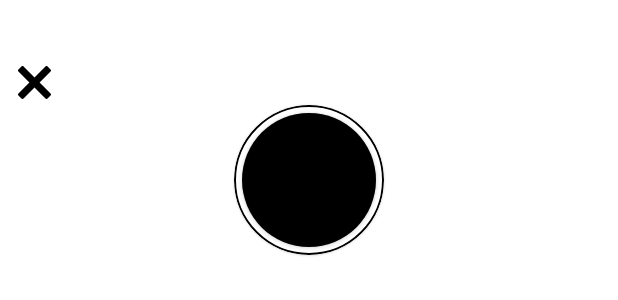
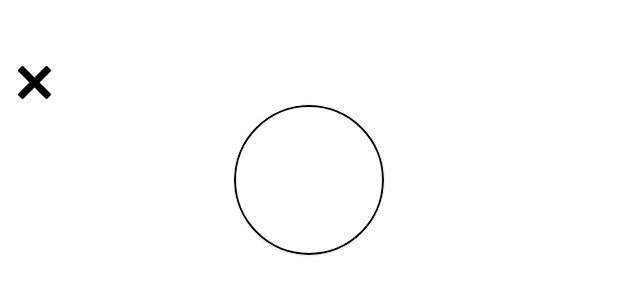
Before and after one commit to InderPanesar/NBA-Android-Application, an Android app: the layout nav_header.xml on its own in the app's theme, with its tools: preview values and no code run, on a phone screen of 412 x 824 dp. Shown: the top 300 px of the screen. Run offline under Robolectric (Android 15) with nearby library versions, the phone set to English and light mode, and no system bars.

Commit message:
Correct UI errors

```diff
--- a/app/src/main/java/com/aston/basketballapp/pages/home/stadiums/StadiumRepo.java
+++ b/app/src/main/java/com/aston/basketballapp/pages/home/stadiums/StadiumRepo.java
@@ -155,7 +155,7 @@ public class StadiumRepo {
 
         info.add(new StadiumInformation(
                 "clippers",
-                "STAPLES Center",
+                "Crypto.com Arena",
                 "20,000",
                 "https://www.nba.com/clippers/tickets",
                 "https://upload.wikimedia.org/wikipedia/commons/2/24/Staples_Center_2012.jpg",
@@ -166,7 +166,7 @@ public class StadiumRepo {
 
         info.add(new StadiumInformation(
                 "lakers",
-                "STAPLES Center",
+                "Crypto.com Arena",
                 "20,000",
                 "https://www.nba.com/lakers/tickets",
                 "https://upload.wikimedia.org/wikipedia/commons/2/24/Staples_Center_2012.jpg",
--- a/app/src/main/res/layout/fragment_landing_page.xml
+++ b/app/src/main/res/layout/fragment_landing_page.xml
@@ -20,7 +20,7 @@
             android:layout_width="wrap_content"
             android:layout_height="wrap_content"
             android:textSize="26sp"
-            android:layout_marginTop="8dp"
+            android:layout_marginTop="10dp"
             android:layout_marginBottom="16dp"
             android:text="@string/favourite_team">
         </TextView>
@@ -29,14 +29,14 @@
             android:id="@+id/favourite_team_widget_landing_page"
             layout="@layout/favourite_team_widget"
             android:layout_width="match_parent"
-            android:layout_height="150dp"
-            android:layout_marginBottom="16dp"/>
+            android:layout_height="150dp" />
 
         <TextView
             android:layout_width="wrap_content"
             android:layout_height="wrap_content"
             android:textSize="26sp"
             android:layout_marginBottom="16dp"
+            android:layout_marginTop="16dp"
             android:text="@string/standings_text">
         </TextView>
 
--- a/app/src/main/res/layout/nav_header.xml
+++ b/app/src/main/res/layout/nav_header.xml
@@ -25,29 +25,23 @@
         android:id="@+id/user_favourite_team_card"
         android:layout_width="100dp"
         android:layout_height="100dp"
+        android:elevation="0dp"
         android:clickable="true"
         android:padding="20dp"
         android:layout_gravity="center"
         app:cardCornerRadius="60dp"
         app:strokeWidth="1dp"
         app:strokeColor="@color/black">
-
-        <androidx.cardview.widget.CardView
+        <ImageView
+            android:layout_margin="10dp"
+            android:id="@+id/player_team_logo"
             android:layout_width="match_parent"
             android:layout_height="match_parent"
-            app:cardBackgroundColor="@color/black"
-            app:cardCornerRadius="100dp"
-            android:layout_margin="5dp"
-            android:elevation="10dp">
-            <ImageView
-                android:id="@+id/player_team_logo"
-                android:src="@color/black"
-                android:layout_width="match_parent"
-                android:layout_height="match_parent"
-                android:background="@color/white"
-                android:scaleType="centerCrop"
-                android:contentDescription="@string/favourite_team_icon_content_description" />
-        </androidx.cardview.widget.CardView>
+            android:background="@color/white"
+            android:layout_centerInParent="true"
+            android:scaleType="centerCrop"
+            android:contentDescription="@string/favourite_team_icon_content_description" />
+
 
     </com.google.android.material.card.MaterialCardView>
 
--- a/app/src/main/res/layout/teams_image_icon_item.xml
+++ b/app/src/main/res/layout/teams_image_icon_item.xml
@@ -17,8 +17,7 @@
         android:layout_width="match_parent"
         android:layout_height="match_parent"
         app:cardBackgroundColor="@android:color/transparent"
-        app:cardCornerRadius="100dp"
-        android:layout_margin="15dp"
+        android:layout_margin="16dp"
         app:cardElevation="0dp">
         <ImageView
             android:id="@+id/teams_image_view"
```
Also changed, not shown: app/src/main/java/com/aston/basketballapp/pages/home/players/detail/PlayersDetailFragment.java (+11 -3 lines), app/src/main/java/com/aston/basketballapp/pages/home/teams/dialog/TeamDialogViewModel.java (+7 -0 lines), app/src/main/res/layout/favourite_team_widget.xml (+4 -10 lines), app/src/main/res/layout/playerteam_icon_item.xml (+7 -15 lines).
